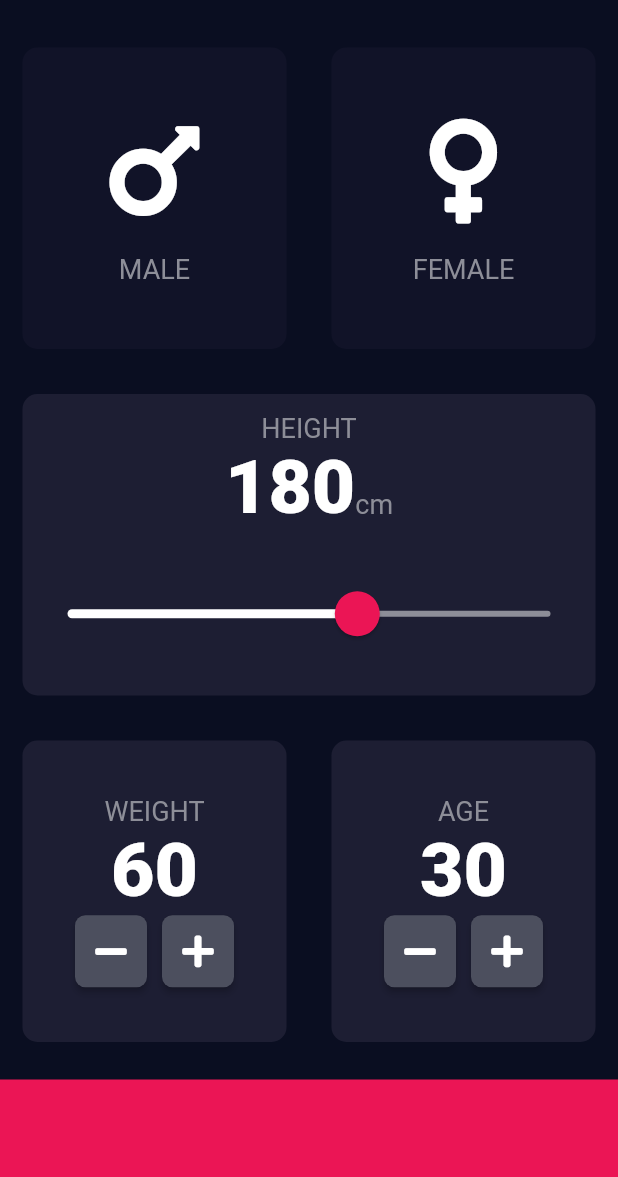
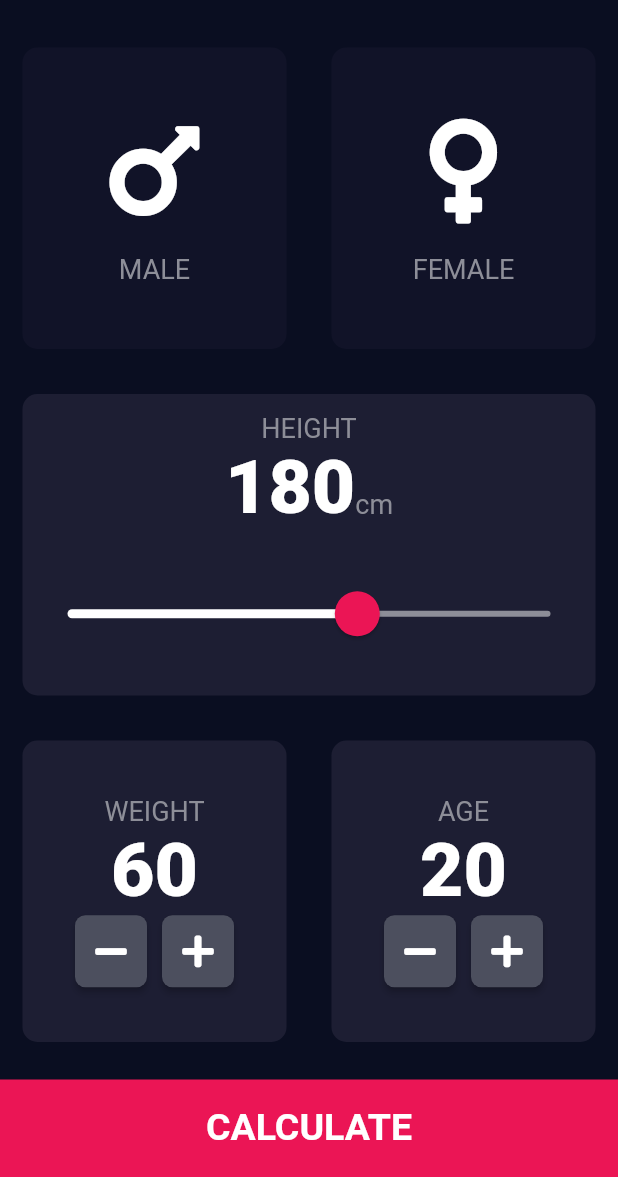
Before and after one commit to zainahmed0597/flutter_bmi_calculator, a Flutter app: the screen it shows after launch, on a phone screen of 412 x 824 dp, the part 59-1236 px from its top. Run offline on Flutter 3.47's test engine with Material 2 defaults, Android fonts, the phone set to English and light mode, and no system bars; our stand-ins replace font_awesome_flutter.

Commit message:
make another screen

```diff
--- /dev/null
+++ b/lib/components/bottom_button.dart
@@ -0,0 +1,29 @@
+import 'package:flutter/material.dart';
+import 'package:flutter_bmi_calculator/constants.dart';
+
+class BottomButton extends StatelessWidget {
+  BottomButton({@required this.onTab, @required this.buttonTitle});
+
+  final String buttonTitle;
+  final Function onTab;
+
+  @override
+  Widget build(BuildContext context) {
+    return GestureDetector(
+      onTap: onTab,
+      child: Container(
+        child: Center(
+          child: Text(
+            buttonTitle,
+            style: kLargeBottomTextStyle,
+          ),
+        ),
+        color: kBottomContainerColor,
+        padding: EdgeInsets.only(bottom: 1.0),
+        margin: EdgeInsets.only(top: 10.0),
+        width: double.infinity,
+        height: kBottomContainerHeight,
+      ),
+    );
+  }
+}
--- a/lib/main.dart
+++ b/lib/main.dart
@@ -1,5 +1,6 @@
 import 'package:flutter/material.dart';
-import 'input_page.dart';
+import 'screen/input_page.dart';
+import 'screen/results_page.dart';
 
 void main() => runApp(BMICalculator());
 
@@ -13,6 +14,6 @@ class BMICalculator extends StatelessWidget {
           scaffoldBackgroundColor: Color(0XFF0A0E21),
         ),
         home: InputPage(),
-    );
+        routes: {'/second': (context) => ResultsPage()});
   }
 }
--- a/lib/input_page.dart
+++ b/lib/screen/input_page.dart
@@ -1,10 +1,12 @@
 import 'package:flutter/cupertino.dart';
 import 'package:flutter/material.dart';
-import 'reusable_card.dart';
-import 'icon_content.dart';
-import 'constants.dart';
-import 'round_icon_button.dart';
+import 'package:flutter_bmi_calculator/components/bottom_button.dart';
+import '../components/reusable_card.dart';
+import '../components/icon_content.dart';
+import '../constants.dart';
+import '../components/round_icon_button.dart';
 import 'package:font_awesome_flutter/font_awesome_flutter.dart';
+import 'package:flutter_bmi_calculator/calculator_brain.dart';
 
 enum Gender { male, female }
 
@@ -17,7 +19,7 @@ class _InputPageState extends State<InputPage> {
   Gender selectedGender;
   int height = 180;
   int weight = 60;
-  int age = 30;
+  int age = 20;
 
   @override
   Widget build(BuildContext context) {
@@ -212,12 +214,13 @@ class _InputPageState extends State<InputPage> {
               ),
             ],
           )),
-          Container(
-            color: kBottomContainerColor,
-            margin: EdgeInsets.only(top: 10.0),
-            width: double.infinity,
-            height: kBottomContainerHeight,
-          ),
+          BottomButton(
+              buttonTitle: 'CALCULATE',
+              onTab: () {
+//                CalculatorBrain calc = CalculatorBrain(height: height, weight: weight);
+
+                Navigator.pushNamed(context, '/second');
+              }),
         ],
       ),
     );
```
Also changed, not shown: lib/calculator_brain.dart (added, +35 -0 lines), lib/constants.dart (+14 -0 lines), lib/screen/results_page.dart (added, +64 -0 lines), lib/components/icon_content.dart (renamed from lib/icon_content.dart), lib/components/reusable_card.dart (renamed from lib/reusable_card.dart), lib/components/round_icon_button.dart (renamed from lib/round_icon_button.dart). Lines whose indentation alone changed are shown as unchanged.
